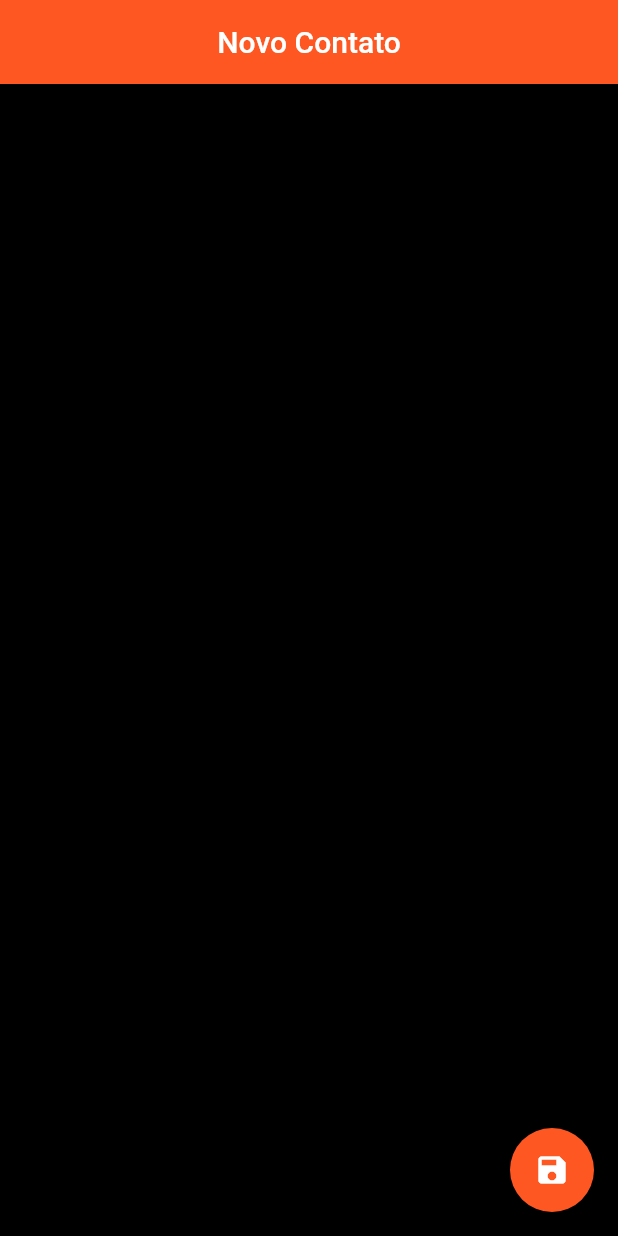
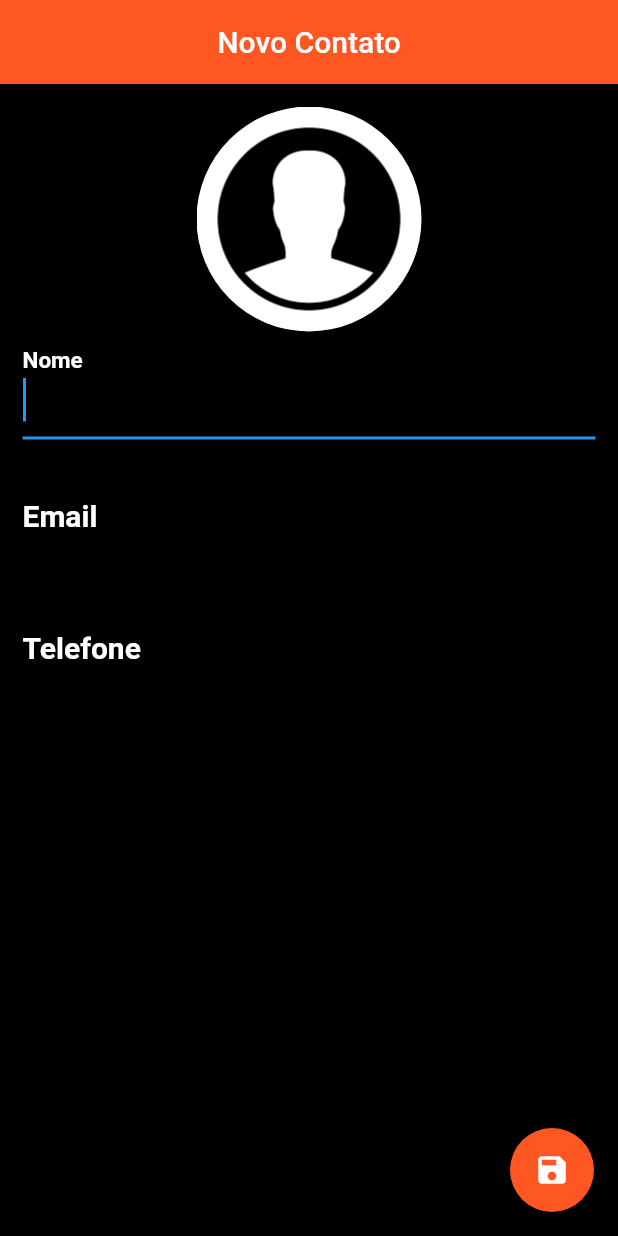
Before and after one commit to MichelHanzenScheeren/agenda_de_contatos, a Flutter app: the screen it shows after launch, on a phone screen of 412 x 824 dp. Run offline on Flutter 3.47's test engine with Material 2 defaults, Android fonts, the phone set to English and light mode, and no system bars; our stand-ins replace sqflite; accounts and stored records are empty.

Commit message:
Adição dos TextFields para cadastro dos dados do contato.

```diff
--- a/lib/app/pages/contactPage.dart
+++ b/lib/app/pages/contactPage.dart
@@ -1,3 +1,5 @@
+import 'dart:io';
+
 import 'package:agendadecontatos/app/models/contact.dart';
 import 'package:flutter/material.dart';
 
@@ -12,6 +14,9 @@ class ContactPage extends StatefulWidget {
 
 class _ContactPageState extends State<ContactPage> {
   Contact _editedContact;
+  TextEditingController nameController = TextEditingController();
+  TextEditingController emailController = TextEditingController();
+  TextEditingController phoneController = TextEditingController();
 
   @override
   void initState() {
@@ -41,6 +46,51 @@ class _ContactPageState extends State<ContactPage> {
         ),
         onPressed: () {},
       ),
+      body: SingleChildScrollView(
+        padding: EdgeInsets.all(15),
+        child: Column(
+          children: <Widget>[
+            GestureDetector(
+              child: Container(
+                width: 150,
+                height: 150,
+                decoration: BoxDecoration(
+                  shape: BoxShape.circle,
+                  image: DecorationImage(
+                    image: _editedContact.img != null
+                        ? FileImage(File(_editedContact.img))
+                        : AssetImage("assets/images/contact.png"),
+                  ),
+                ),
+              ),
+              onTap: () {},
+            ),
+            generateTextField(nameController, "Nome", TextInputType.text,
+                foco: true),
+            Divider(),
+            generateTextField(
+                emailController, "Email", TextInputType.emailAddress),
+            Divider(),
+            generateTextField(phoneController, "Telefone", TextInputType.phone),
+            Divider(),
+          ],
+        ),
+      ),
+    );
+  }
+
+  Widget generateTextField(
+      TextEditingController controler, String label, TextInputType tipo,
+      {bool foco: false}) {
+    return TextField(
+      controller: controler,
+      keyboardType: tipo,
+      autofocus: foco,
+      decoration: InputDecoration(
+        labelText: label,
+        labelStyle: TextStyle(color: Colors.white, fontSize: 20),
+      ),
+      style: TextStyle(fontSize: 25, fontWeight: FontWeight.bold),
     );
   }
 }
```
